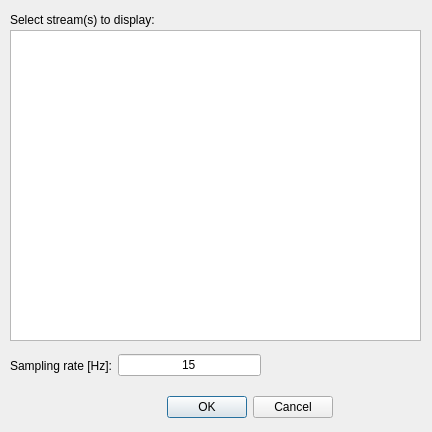
Above: DE_viewer_dialog.ui from antoniogvp/lsl-deviewer-python before the change. Below: the same form after it.
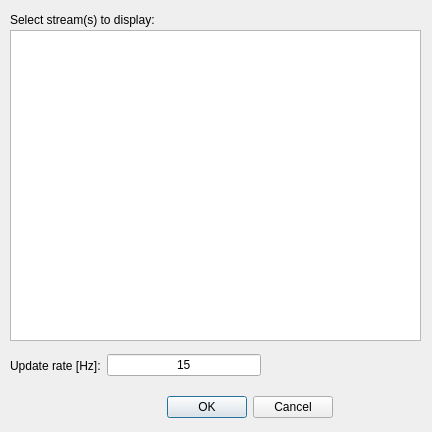
That is the form after the change.

```diff
--- a/DE_viewer_dialog.ui
+++ b/DE_viewer_dialog.ui
@@ -95,7 +95,7 @@
     <item>
      <widget class="QLabel" name="samplingRateLabel">
       <property name="text">
-       <string>Sampling rate [Hz]:</string>
+       <string>Update rate [Hz]:</string>
       </property>
      </widget>
     </item>
```
Left out of the diff: 2 changed lines with no effect on the pictures.
